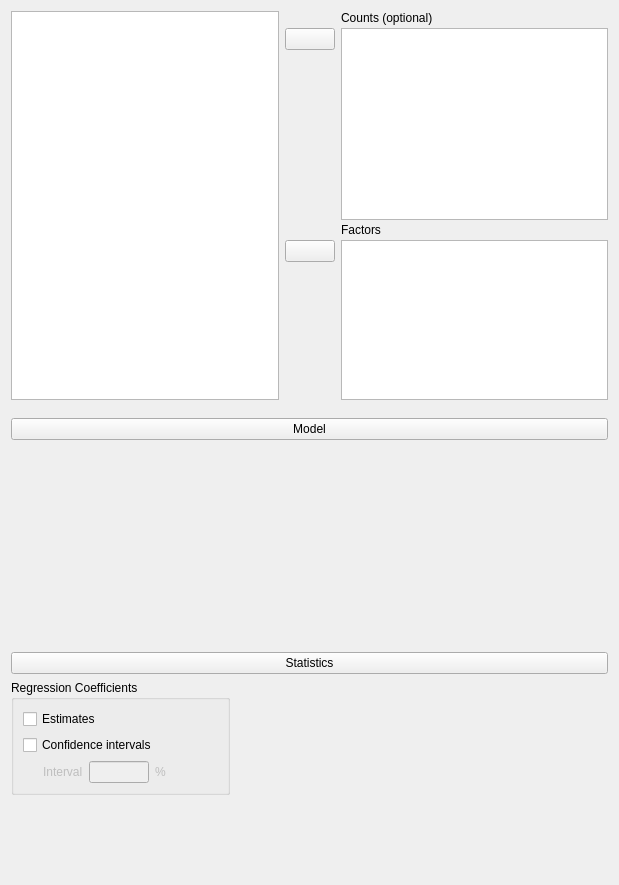
Qt form JASP-Desktop/analysisforms/regressionloglinearform.ui (jasp-stats/jasp-desktop) before a commit.
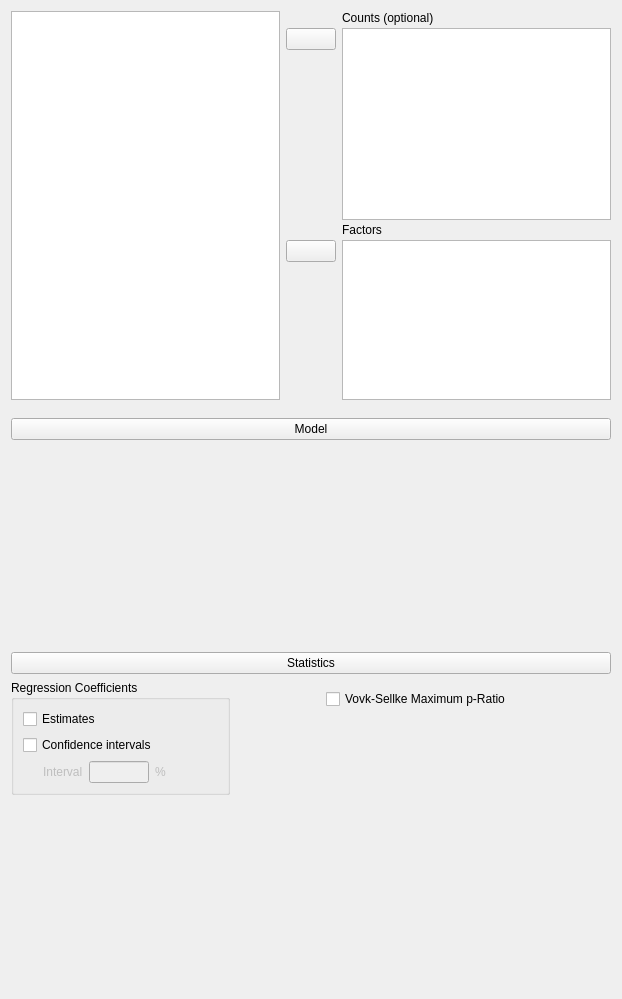
The same form after that commit. Custom widgets are drawn as their Qt base class.

The edit to the form file:
```diff
--- a/JASP-Desktop/analysisforms/regressionloglinearform.ui
+++ b/JASP-Desktop/analysisforms/regressionloglinearform.ui
@@ -6,8 +6,8 @@
    <rect>
     <x>0</x>
     <y>0</y>
-    <width>619</width>
-    <height>885</height>
+    <width>622</width>
+    <height>999</height>
    </rect>
   </property>
   <property name="sizePolicy">
@@ -279,6 +279,34 @@
              <verstretch>0</verstretch>
             </sizepolicy>
            </property>
+           <layout class="QGridLayout" name="gridLayout_3">
+            <item row="0" column="0">
+             <widget class="BoundCheckBox" name="VovkSellkeMPR">
+              <property name="sizePolicy">
+               <sizepolicy hsizetype="Fixed" vsizetype="Fixed">
+                <horstretch>0</horstretch>
+                <verstretch>0</verstretch>
+               </sizepolicy>
+              </property>
+              <property name="text">
+               <string>Vovk-Sellke Maximum p-Ratio</string>
+              </property>
+             </widget>
+            </item>
+            <item row="1" column="0">
+             <spacer name="verticalSpacer_2">
+              <property name="orientation">
+               <enum>Qt::Vertical</enum>
+              </property>
+              <property name="sizeHint" stdset="0">
+               <size>
+                <width>20</width>
+                <height>40</height>
+               </size>
+              </property>
+             </spacer>
+            </item>
+           </layout>
           </widget>
          </item>
          <item row="0" column="0">
@@ -399,17 +427,27 @@
    <extends>QListView</extends>
    <header>widgets/boundlistview.h</header>
   </customwidget>
-  <customwidget>
-   <class>GroupBox</class>
-   <extends>QGroupBox</extends>
-   <header>widgets/groupbox.h</header>
-   <container>1</container>
-  </customwidget>
   <customwidget>
    <class>BoundTextBox</class>
    <extends>QLineEdit</extends>
    <header>widgets/boundtextbox.h</header>
   </customwidget>
+  <customwidget>
+   <class>BoundCheckBox</class>
+   <extends>QCheckBox</extends>
+   <header>widgets/boundcheckbox.h</header>
+  </customwidget>
+  <customwidget>
+   <class>GroupBox</class>
+   <extends>QGroupBox</extends>
+   <header>widgets/groupbox.h</header>
+   <container>1</container>
+  </customwidget>
+  <customwidget>
+   <class>boundSingleItemView</class>
+   <extends>QListView</extends>
+   <header>widgets/boundsingleitemview.h</header>
+  </customwidget>
   <customwidget>
    <class>ExpanderButton</class>
    <extends>QPushButton</extends>
@@ -421,16 +459,6 @@
    <header>widgets/anovamodelwidget.h</header>
    <container>1</container>
   </customwidget>
-  <customwidget>
-   <class>boundSingleItemView</class>
-   <extends>QListView</extends>
-   <header>widgets/boundsingleitemview.h</header>
-  </customwidget>
-  <customwidget>
-   <class>BoundCheckBox</class>
-   <extends>QCheckBox</extends>
-   <header>widgets/boundcheckbox.h</header>
-  </customwidget>
  </customwidgets>
  <resources/>
  <connections>
```
